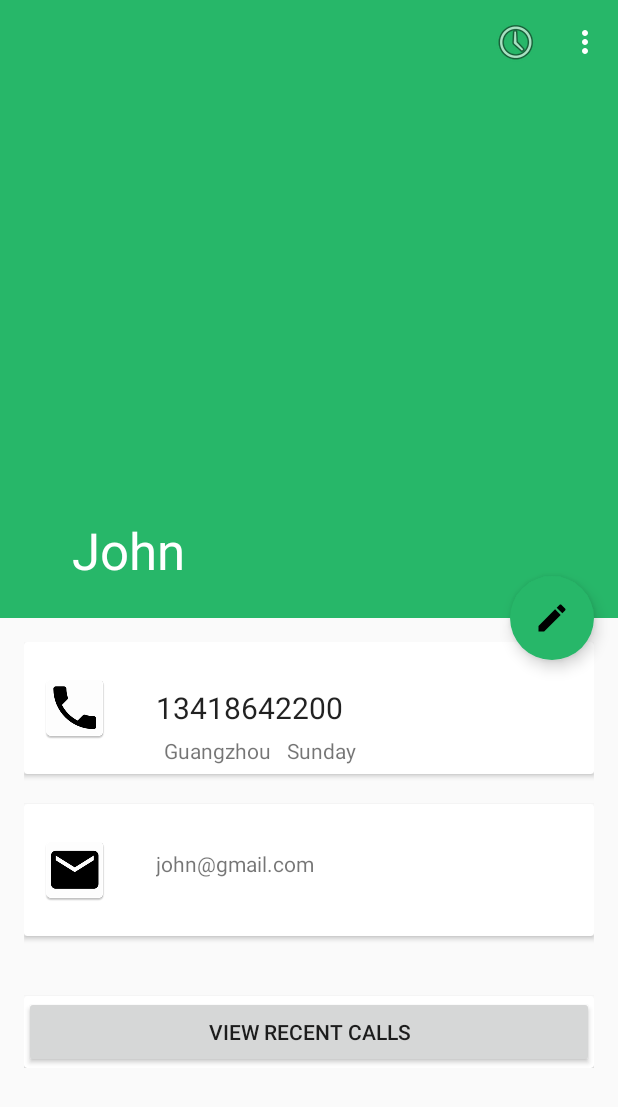
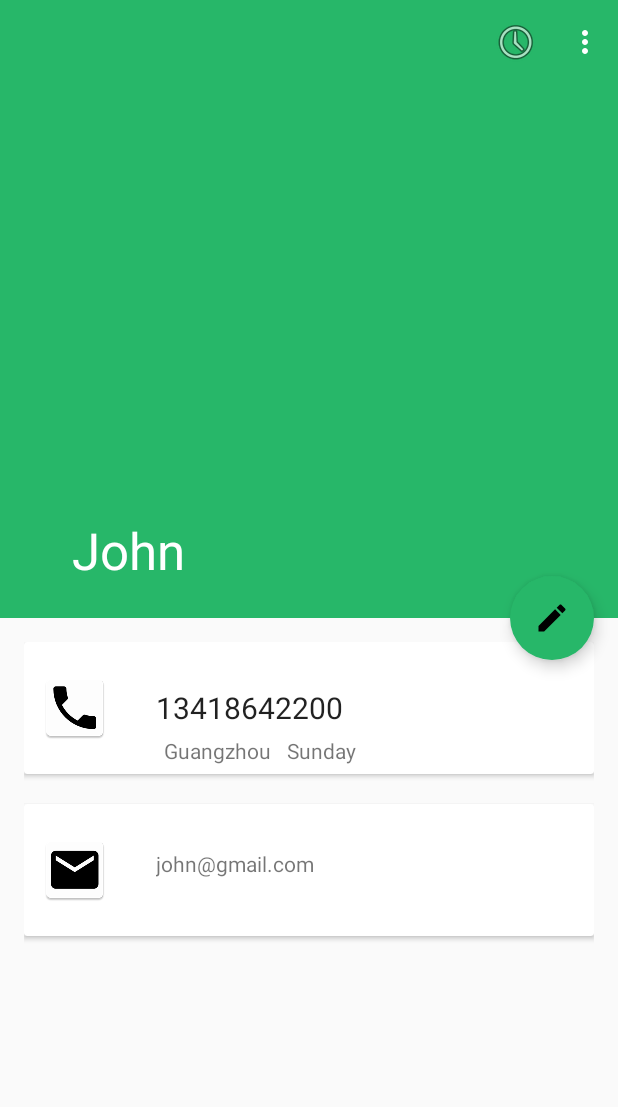
Before and after one commit to GregoryZeng/contact, an Android app: the ContactsinfoActivity screen opened directly, with no data from a screen before it, on a phone screen of 412 x 824 dp. Shown: the top 1107 px of the screen. Run offline under Robolectric (Android 15) with nearby library versions, the phone set to English and light mode, and no system bars; our stand-ins replace Picasso; libraries missing offline, so code that uses them is left out: android.support.v7, org.kymjs.kjframe; pictures from the network do not load; 1 statement that could not run was skipped.

```diff
--- a/app/src/main/res/layout/activity_contactsinfo.xml
+++ b/app/src/main/res/layout/activity_contactsinfo.xml
@@ -198,17 +198,17 @@
 
             </android.support.v7.widget.CardView>
 
-            <android.support.v7.widget.CardView
-                android:layout_width="match_parent"
-                android:layout_height="wrap_content"
-                android:layout_marginTop="20dp">
+            <!--<android.support.v7.widget.CardView-->
+                <!--android:layout_width="match_parent"-->
+                <!--android:layout_height="wrap_content"-->
+                <!--android:layout_marginTop="20dp">-->
 
-                <Button
-                    android:id="@+id/ViewRecentCalls"
-                    android:layout_width="match_parent"
-                    android:layout_height="wrap_content"
-                    android:text="View Recent Calls" />
-            </android.support.v7.widget.CardView>
+                <!--<Button-->
+                    <!--android:id="@+id/ViewRecentCalls"-->
+                    <!--android:layout_width="match_parent"-->
+                    <!--android:layout_height="wrap_content"-->
+                    <!--android:text="View Recent Calls" />-->
+            <!--</android.support.v7.widget.CardView>-->
         </LinearLayout>
 
     </android.support.v4.widget.NestedScrollView>
--- a/app/src/main/res/menu/menu_contactsinfo.xml
+++ b/app/src/main/res/menu/menu_contactsinfo.xml
@@ -13,6 +13,10 @@
         android:title="Blacklist"
         app:showAsAction="never" />
     <item
+        android:id="@+id/action_freelist"
+        android:title="Remove From Blacklist"
+        app:showAsAction="never"/>
+    <item
         android:id="@+id/action_SMS"
         android:icon="@android:drawable/ic_menu_send"
         android:title="Send Comfort Texts"
--- a/build.gradle
+++ b/build.gradle
@@ -5,7 +5,7 @@ buildscript {
         jcenter()
     }
     dependencies {
-        classpath 'com.android.tools.build:gradle:2.3.1'
+        classpath 'com.android.tools.build:gradle:2.3.2'
 
         // NOTE: Do not place your application dependencies here; they belong
         // in the individual module build.gradle files
```
Also changed, not shown: app/src/main/java/org/chenxinwen/micontacts/ContactsinfoActivity.java (+18 -9 lines).
